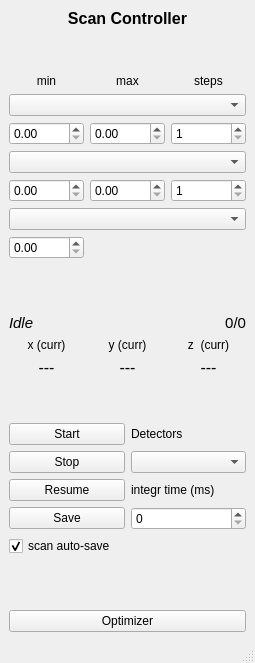
Above: libs/scan_gui_ctrl.ui from diamond2nv/measurements before the change. Below: the same form after it.
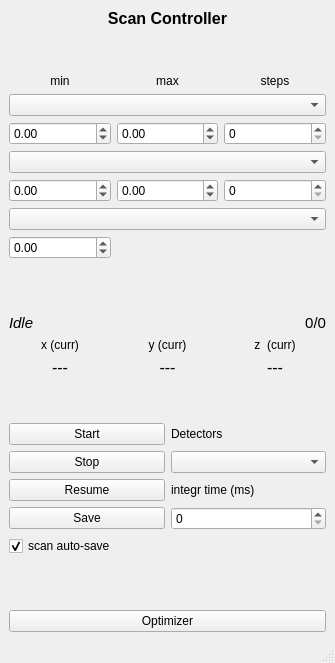
That is the form after the change.

What changed in the file:
```diff
--- a/libs/scan_gui_ctrl.ui
+++ b/libs/scan_gui_ctrl.ui
@@ -6,7 +6,7 @@
    <rect>
     <x>0</x>
     <y>0</y>
-    <width>255</width>
+    <width>335</width>
     <height>663</height>
    </rect>
   </property>
@@ -65,10 +65,29 @@
           <property name="decimals">
            <number>2</number>
           </property>
+          <property name="minimum">
+           <double>-10.000000000000000</double>
+          </property>
+          <property name="maximum">
+           <double>10.000000000000000</double>
+          </property>
+          <property name="singleStep">
+           <double>0.010000000000000</double>
+          </property>
          </widget>
         </item>
         <item row="4" column="1">
-         <widget class="QDoubleSpinBox" name="dsB_max1"/>
+         <widget class="QDoubleSpinBox" name="dsB_max1">
+          <property name="minimum">
+           <double>-10.000000000000000</double>
+          </property>
+          <property name="maximum">
+           <double>10.000000000000000</double>
+          </property>
+          <property name="singleStep">
+           <double>0.010000000000000</double>
+          </property>
+         </widget>
         </item>
         <item row="4" column="2">
          <widget class="QDoubleSpinBox" name="dsB_steps1">
@@ -76,18 +95,41 @@
            <number>0</number>
           </property>
           <property name="minimum">
-           <double>1.000000000000000</double>
+           <double>0.000000000000000</double>
           </property>
           <property name="maximum">
-           <double>1000.000000000000000</double>
+           <double>10000.000000000000000</double>
+          </property>
+          <property name="singleStep">
+           <double>1.000000000000000</double>
           </property>
          </widget>
         </item>
         <item row="6" column="0">
-         <widget class="QDoubleSpinBox" name="dsB_min2"/>
+         <widget class="QDoubleSpinBox" name="dsB_min2">
+          <property name="minimum">
+           <double>-10.000000000000000</double>
+          </property>
+          <property name="maximum">
+           <double>10.000000000000000</double>
+          </property>
+          <property name="singleStep">
+           <double>0.010000000000000</double>
+          </property>
+         </widget>
         </item>
         <item row="6" column="1">
-         <widget class="QDoubleSpinBox" name="dsB_max2"/>
+         <widget class="QDoubleSpinBox" name="dsB_max2">
+          <property name="minimum">
+           <double>-10.000000000000000</double>
+          </property>
+          <property name="maximum">
+           <double>10.000000000000000</double>
+          </property>
+          <property name="singleStep">
+           <double>0.010000000000000</double>
+          </property>
+         </widget>
         </item>
         <item row="6" column="2">
          <widget class="QDoubleSpinBox" name="dsB_steps2">
@@ -95,15 +137,28 @@
            <number>0</number>
           </property>
           <property name="minimum">
-           <double>1.000000000000000</double>
+           <double>0.000000000000000</double>
           </property>
           <property name="maximum">
-           <double>1000.000000000000000</double>
+           <double>10000.000000000000000</double>
+          </property>
+          <property name="singleStep">
+           <double>1.000000000000000</double>
           </property>
          </widget>
         </item>
         <item row="8" column="0">
-         <widget class="QDoubleSpinBox" name="dsB_fixed_pos"/>
+         <widget class="QDoubleSpinBox" name="dsB_fixed_pos">
+          <property name="minimum">
+           <double>-10.000000000000000</double>
+          </property>
+          <property name="maximum">
+           <double>10.000000000000000</double>
+          </property>
+          <property name="singleStep">
+           <double>0.010000000000000</double>
+          </property>
+         </widget>
         </item>
         <item row="5" column="0" colspan="3">
          <widget class="QComboBox" name="cB_scanner2"/>
```
Left out of the diff: 4 changed lines with no effect on the pictures.
